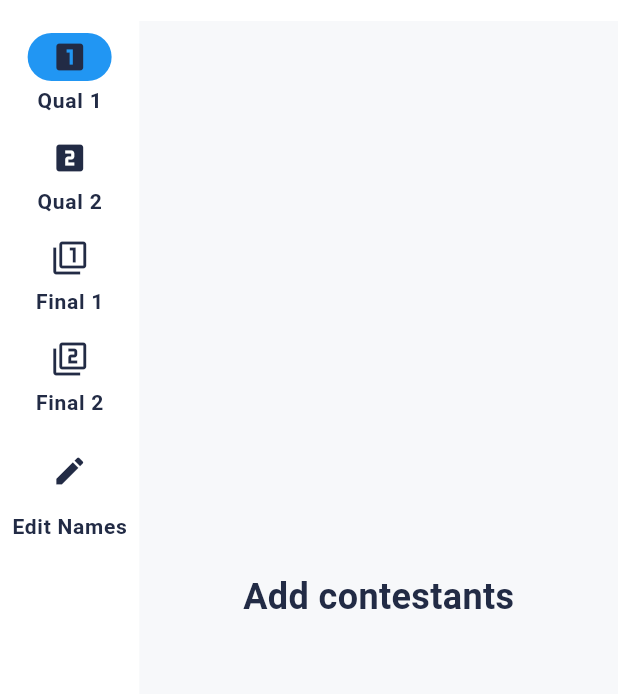
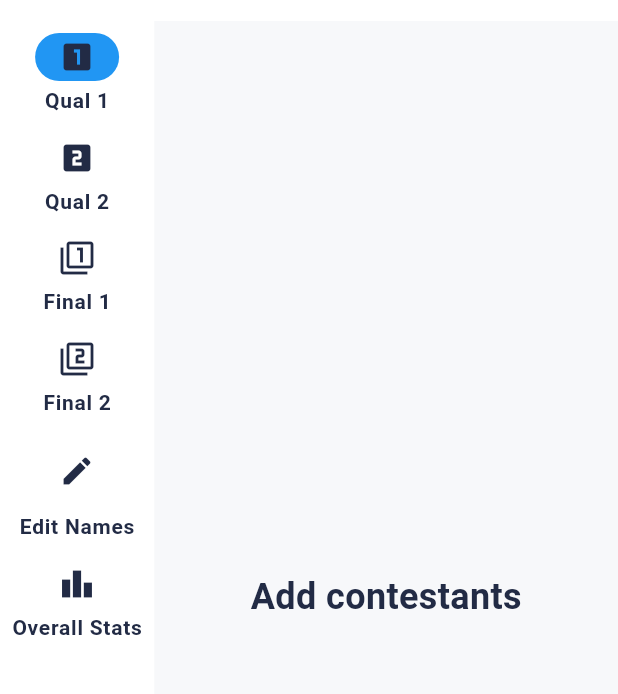
Before and after one commit to TH3K1B1/judgeapp, a Flutter app: the screen it shows after launch, after a tap on "Qual 1", on a phone screen of 412 x 824 dp, the part 63-757 px from its top. Run offline on Flutter 3.47's test engine with Material 3 defaults, Android fonts, the phone set to English and light mode, and no system bars.

Commit message:
added stats page

```diff
--- a/lib/widgets/judge_app.dart
+++ b/lib/widgets/judge_app.dart
@@ -1,5 +1,6 @@
 import 'package:flutter/material.dart';
 import 'judge_home_page.dart';
+import 'overall_stats_page.dart';
 
 class JudgeApp extends StatelessWidget {
   const JudgeApp({super.key});
@@ -17,6 +18,9 @@ class JudgeApp extends StatelessWidget {
         scaffoldBackgroundColor: const Color(0xFFF7F8FA),
       ),
       home: const JudgeHomePage(),
+  // No routes needed; navigation handled in JudgeHomePage
     );
   }
+
+  // ...existing code...
 }
--- a/lib/widgets/judge_home_page.dart
+++ b/lib/widgets/judge_home_page.dart
@@ -3,6 +3,7 @@ import 'package:flutter/services.dart';
 import '../utils/constants.dart';
 import '../utils/drawing_utils.dart';
 import '../utils/contestant_names_page.dart'; // Corrected import path
+import 'overall_stats_page.dart';
 
 class JudgeHomePage extends StatefulWidget {
   const JudgeHomePage({super.key});
@@ -12,6 +13,27 @@ class JudgeHomePage extends StatefulWidget {
 }
 
 class _JudgeHomePageState extends State<JudgeHomePage> {
+  void _openOverallStatsPage() {
+    // Build stats from current state
+    final List<ContestantStats> stats = contestantNames.entries.map((entry) {
+      final name = entry.value;
+      final letter = entry.key;
+      double qual1 = 0.0;
+      double qual2 = 0.0;
+      if (scores[letter] != null) {
+        final qual1Scores = scores[letter]?[RunType.qual1] ?? {};
+        final qual2Scores = scores[letter]?[RunType.qual2] ?? {};
+        qual1 = qual1Scores.values.fold(0.0, (a, b) => a + b);
+        qual2 = qual2Scores.values.fold(0.0, (a, b) => a + b);
+      }
+      return ContestantStats(name: name, qualification1: qual1, qualification2: qual2);
+    }).toList();
+    stats.sort((a, b) => b.totalPoints.compareTo(a.totalPoints));
+    final int cutIndex = 0; // TODO: set cut index based on rules
+    Navigator.of(context).push(MaterialPageRoute(
+      builder: (context) => OverallStatsPage(stats: stats, cutIndex: cutIndex),
+    ));
+  }
   List<String> letters = [];
   bool drawingMode = false;
   bool eraserMode = false;
@@ -187,10 +209,14 @@ class JudgeSidebar extends StatelessWidget {
         groupAlignment: -1.0, // Align buttons to the top
         selectedIndex: currentRun.index,
         onDestinationSelected: (idx) {
-        if (idx == RunType.values.length) {
+          if (idx < RunType.values.length) {
+            onRunSelected(RunType.values[idx]);
+          } else if (idx == RunType.values.length) {
             onEditNamesPressed();
-        } else {
-          onRunSelected(RunType.values[idx]);
+          } else if (idx == RunType.values.length + 1) {
+            // Call parent method to open stats page
+            final state = context.findAncestorStateOfType<_JudgeHomePageState>();
+            state?._openOverallStatsPage();
           }
         },
         labelType: NavigationRailLabelType.all,
@@ -240,6 +266,14 @@ class JudgeSidebar extends StatelessWidget {
                   color: Color(0xFF222B45),
                   fontWeight: FontWeight.w600),
             ),
+          ),
+          const NavigationRailDestination(
+            icon: Icon(Icons.leaderboard, color: Color(0xFF222B45)),
+            label: Text('Overall Stats',
+                style: TextStyle(
+                    fontSize: 14,
+                    color: Color(0xFF222B45),
+                    fontWeight: FontWeight.w600)),
           ),
         ],
       );
--- /dev/null
+++ b/lib/widgets/overall_stats_page.dart
@@ -0,0 +1,55 @@
+import 'package:flutter/material.dart';
+
+class OverallStatsPage extends StatelessWidget {
+  final List<ContestantStats> stats;
+  final int cutIndex;
+
+  const OverallStatsPage({
+    Key? key,
+    required this.stats,
+    required this.cutIndex,
+  }) : super(key: key);
+
+  @override
+  Widget build(BuildContext context) {
+    return Scaffold(
+      appBar: AppBar(title: const Text('Overall Stats')),
+      body: ListView.builder(
+        itemCount: stats.length,
+        itemBuilder: (context, index) {
+          final contestant = stats[index];
+          final isCutLine = index == cutIndex;
+          return Column(
+            children: [
+              ListTile(
+                leading: Text('#${index + 1}'),
+                title: Text(contestant.name),
+                subtitle: Text('Total Points: ${contestant.totalPoints}'),
+              ),
+              if (isCutLine)
+                Divider(
+                  thickness: 2,
+                  color: Colors.red,
+                  indent: 16,
+                  endIndent: 16,
+                ),
+            ],
+          );
+        },
+      ),
+    );
+  }
+}
+
+class ContestantStats {
+  final String name;
+  final double qualification1;
+  final double qualification2;
+  double get totalPoints => qualification1 + qualification2;
+
+  ContestantStats({
+    required this.name,
+    required this.qualification1,
+    required this.qualification2,
+  });
+}
```
Lines whose indentation alone changed are shown as unchanged.
